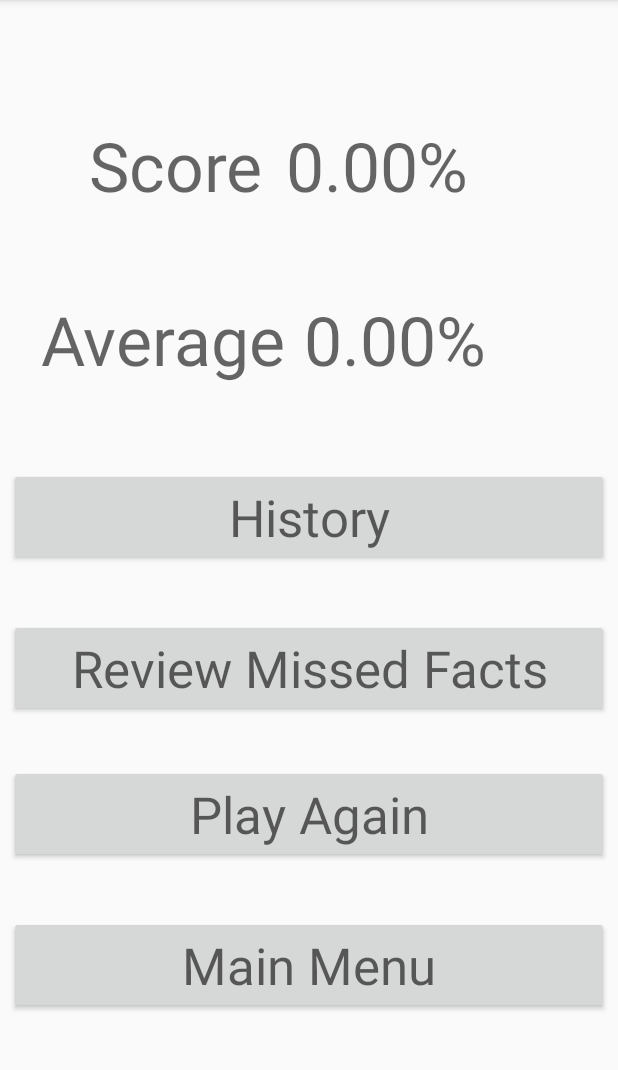
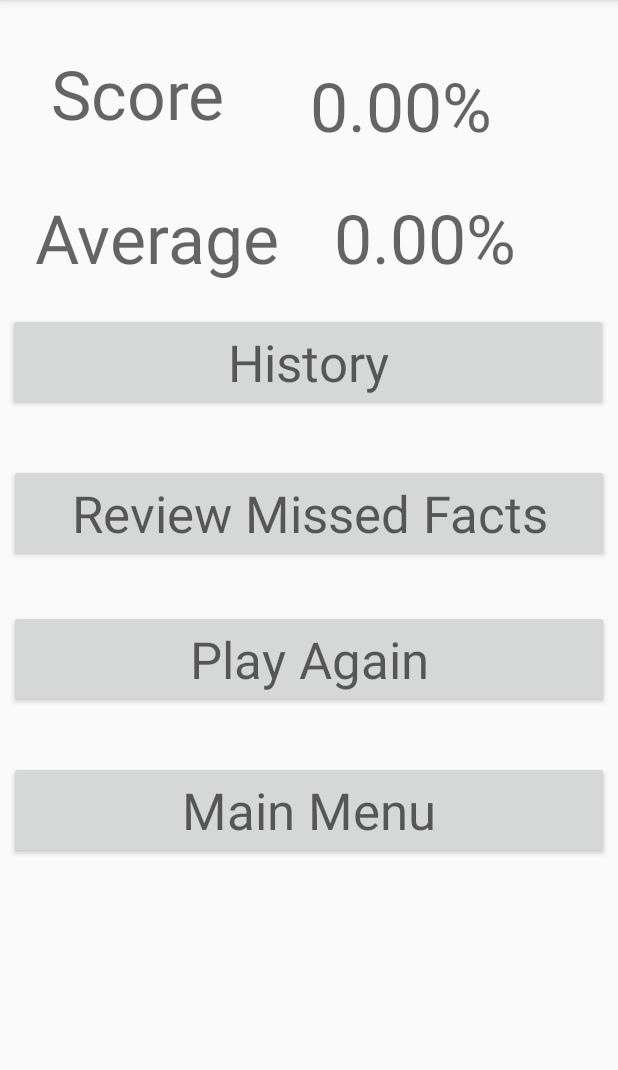
Before and after one commit to TrentonSouth/CS246-StateTheFacts, an Android app: the ScoreCardActivity screen opened directly, with no data from a screen before it, on a phone screen of 412 x 824 dp, the part 84-1154 px from its top. Run offline under Robolectric (Android 15) with nearby library versions, the phone set to English and light mode, and no system bars.

Commit message:
Linked History and realigned scores

```diff
--- a/app/src/main/java/com/example/statethefacts/ScoreCardActivity.java
+++ b/app/src/main/java/com/example/statethefacts/ScoreCardActivity.java
@@ -72,8 +72,8 @@ public class ScoreCardActivity extends AppCompatActivity {
     }
 
     public void loadHistory(View view) {
-        //Intent intent = new Intent(this, HistoryActivity.class);
-        //startActivity(intent);
+        Intent intent = new Intent(this, HistoryActivity.class);
+        startActivity(intent);
     }
     public void loadMissedQuestions(View view) {
         Intent intent = new Intent(this, MissedQuestionsActivity.class);
--- a/app/src/main/res/layout/activity_score_card.xml
+++ b/app/src/main/res/layout/activity_score_card.xml
@@ -11,11 +11,11 @@
         android:id="@+id/textView4"
         android:layout_width="wrap_content"
         android:layout_height="wrap_content"
-        android:layout_marginTop="80dp"
+        android:layout_marginTop="32dp"
         android:text="Score"
         android:textAppearance="@style/TextAppearance.AppCompat.Display2"
         app:layout_constraintEnd_toStartOf="@+id/txtScore"
-        app:layout_constraintHorizontal_bias="0.798"
+        app:layout_constraintHorizontal_bias="0.372"
         app:layout_constraintStart_toStartOf="parent"
         app:layout_constraintTop_toTopOf="parent" />
 
@@ -23,11 +23,11 @@
         android:id="@+id/textView6"
         android:layout_width="wrap_content"
         android:layout_height="wrap_content"
-        android:layout_marginTop="196dp"
+        android:layout_marginTop="128dp"
         android:text="Average"
         android:textAppearance="@style/TextAppearance.AppCompat.Display2"
         app:layout_constraintEnd_toStartOf="@+id/txtAverage"
-        app:layout_constraintHorizontal_bias="0.679"
+        app:layout_constraintHorizontal_bias="0.392"
         app:layout_constraintStart_toStartOf="parent"
         app:layout_constraintTop_toTopOf="parent" />
 
@@ -35,10 +35,9 @@
         android:id="@+id/txtScore"
         android:layout_width="wrap_content"
         android:layout_height="wrap_content"
-        android:layout_marginTop="80dp"
-        android:layout_marginEnd="100dp"
-        android:layout_marginRight="100dp"
-        android:text="80%"
+        android:layout_marginTop="40dp"
+        android:layout_marginEnd="84dp"
+        android:text="0%"
         android:textAppearance="@style/TextAppearance.AppCompat.Display2"
         app:layout_constraintEnd_toEndOf="parent"
         app:layout_constraintTop_toTopOf="parent" />
@@ -47,10 +46,9 @@
         android:id="@+id/txtAverage"
         android:layout_width="wrap_content"
         android:layout_height="wrap_content"
-        android:layout_marginTop="196dp"
-        android:layout_marginEnd="88dp"
-        android:layout_marginRight="88dp"
-        android:text="70%"
+        android:layout_marginTop="128dp"
+        android:layout_marginEnd="68dp"
+        android:text="0%"
         android:textAppearance="@style/TextAppearance.AppCompat.Display2"
         app:layout_constraintEnd_toEndOf="parent"
         app:layout_constraintTop_toTopOf="parent" />
@@ -59,11 +57,12 @@
         android:id="@+id/btnHistory"
         android:layout_width="400dp"
         android:layout_height="wrap_content"
-        android:layout_marginTop="55dp"
+        android:layout_marginTop="20dp"
         android:onClick="loadHistory"
         android:text="@string/button_history"
         android:textAppearance="@style/TextAppearance.AppCompat.Display1"
         app:layout_constraintEnd_toEndOf="parent"
+        app:layout_constraintHorizontal_bias="0.454"
         app:layout_constraintStart_toStartOf="parent"
         app:layout_constraintTop_toBottomOf="@+id/textView6" />
 
```
